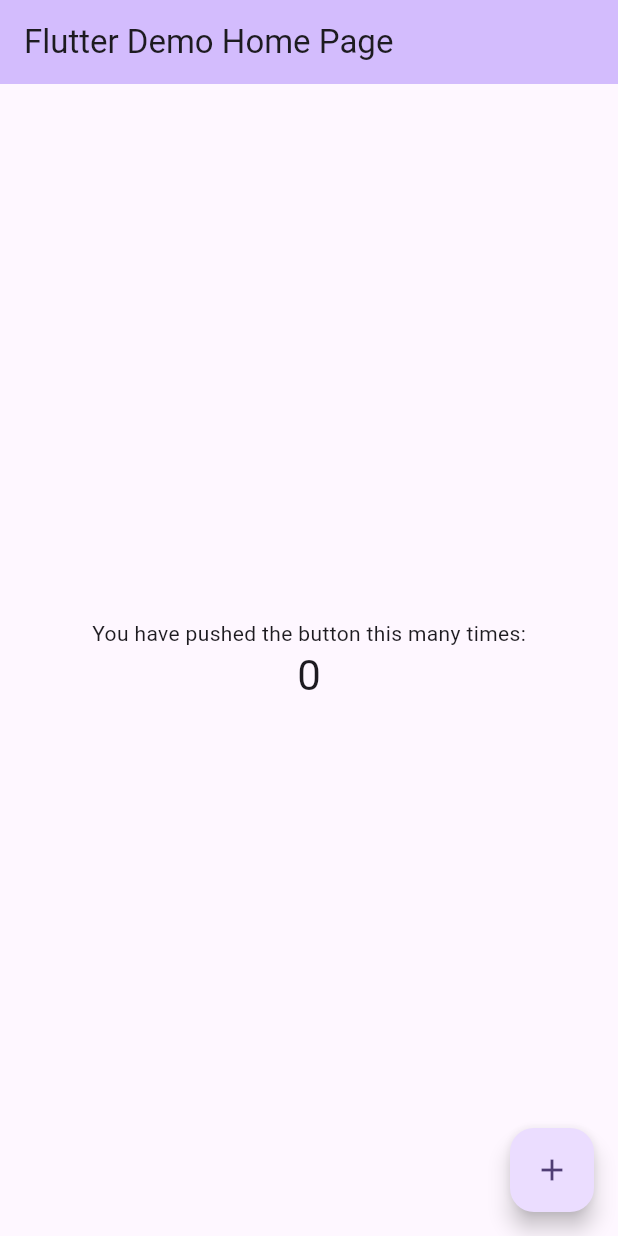
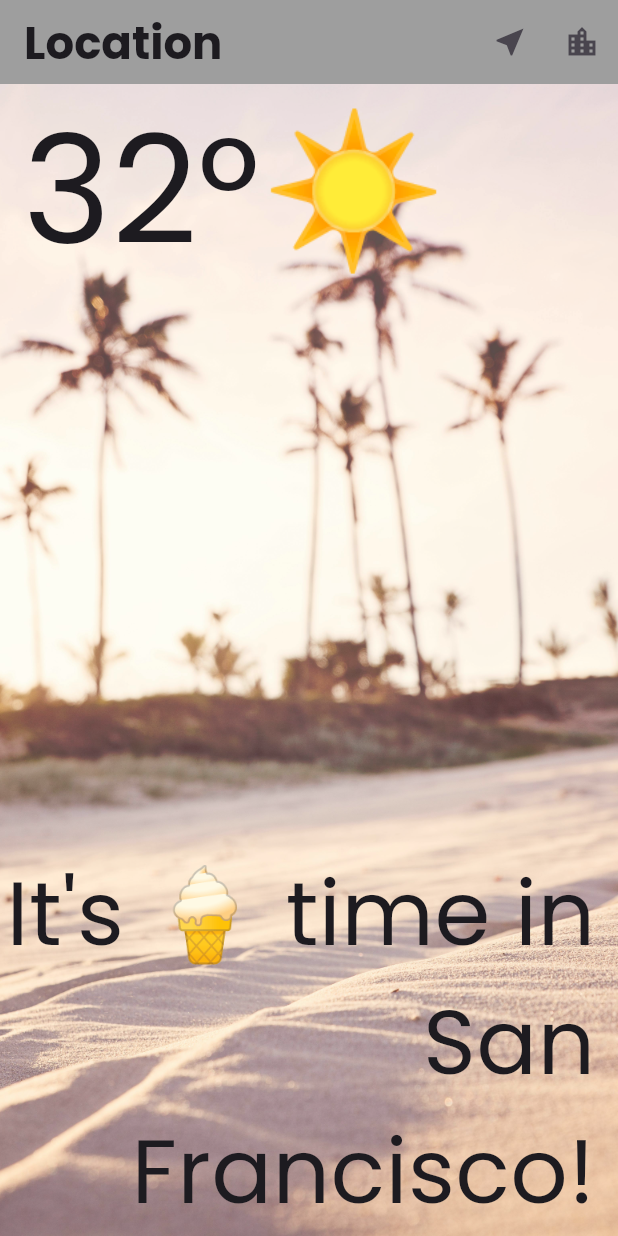
Before and after one commit to Akshat-sGit/Weather, a Flutter app: the screen it shows after launch, on a phone screen of 412 x 824 dp. Run offline on Flutter 3.47's test engine with Material 3 defaults, Android fonts, the phone set to English and light mode, and no system bars; our stand-ins replace google_fonts.

Commit message:
designed the overview of the app

```diff
--- a/lib/main.dart
+++ b/lib/main.dart
@@ -1,4 +1,7 @@
 import 'package:flutter/material.dart';
+// import 'package:weather_app/screens/city_screen.dart';
+import 'package:weather_app/screens/location_screen.dart';
+// import 'package:weather_app/screens/loading_screen.dart';
 
 void main() {
   runApp(const MyApp());
@@ -11,100 +14,12 @@ class MyApp extends StatelessWidget {
   @override
   Widget build(BuildContext context) {
     return MaterialApp(
-      title: 'Flutter Demo',
+      title: 'Weather',
       theme: ThemeData(
         colorScheme: ColorScheme.fromSeed(seedColor: Colors.deepPurple),
         useMaterial3: true,
       ),
-      home: const MyHomePage(title: 'Flutter Demo Home Page'),
+      home: const LocationScreen(),
     );
   }
 }
-
-class MyHomePage extends StatefulWidget {
-  const MyHomePage({super.key, required this.title});
-
-  // This widget is the home page of your application. It is stateful, meaning
-  // that it has a State object (defined below) that contains fields that affect
-  // how it looks.
-
-  // This class is the configuration for the state. It holds the values (in this
-  // case the title) provided by the parent (in this case the App widget) and
-  // used by the build method of the State. Fields in a Widget subclass are
-  // always marked "final".
-
-  final String title;
-
-  @override
-  State<MyHomePage> createState() => _MyHomePageState();
-}
-
-class _MyHomePageState extends State<MyHomePage> {
-  int _counter = 0;
-
-  void _incrementCounter() {
-    setState(() {
-      // This call to setState tells the Flutter framework that something has
-      // changed in this State, which causes it to rerun the build method below
-      // so that the display can reflect the updated values. If we changed
-      // _counter without calling setState(), then the build method would not be
-      // called again, and so nothing would appear to happen.
-      _counter++;
-    });
-  }
-
-  @override
-  Widget build(BuildContext context) {
-    // This method is rerun every time setState is called, for instance as done
-    // by the _incrementCounter method above.
-    //
-    // The Flutter framework has been optimized to make rerunning build methods
-    // fast, so that you can just rebuild anything that needs updating rather
-    // than having to individually change instances of widgets.
-    return Scaffold(
-      appBar: AppBar(
-        // TRY THIS: Try changing the color here to a specific color (to
-        // Colors.amber, perhaps?) and trigger a hot reload to see the AppBar
-        // change color while the other colors stay the same.
-        backgroundColor: Theme.of(context).colorScheme.inversePrimary,
-        // Here we take the value from the MyHomePage object that was created by
-        // the App.build method, and use it to set our appbar title.
-        title: Text(widget.title),
-      ),
-      body: Center(
-        // Center is a layout widget. It takes a single child and positions it
-        // in the middle of the parent.
-        child: Column(
-          // Column is also a layout widget. It takes a list of children and
-          // arranges them vertically. By default, it sizes itself to fit its
-          // children horizontally, and tries to be as tall as its parent.
-          //
-          // Column has various properties to control how it sizes itself and
-          // how it positions its children. Here we use mainAxisAlignment to
-          // center the children vertically; the main axis here is the vertical
-          // axis because Columns are vertical (the cross axis would be
-          // horizontal).
-          //
-          // TRY THIS: Invoke "debug painting" (choose the "Toggle Debug Paint"
-          // action in the IDE, or press "p" in the console), to see the
-          // wireframe for each widget.
-          mainAxisAlignment: MainAxisAlignment.center,
-          children: <Widget>[
-            const Text(
-              'You have pushed the button this many times:',
-            ),
-            Text(
-              '$_counter',
-              style: Theme.of(context).textTheme.headlineMedium,
-            ),
-          ],
-        ),
-      ),
-      floatingActionButton: FloatingActionButton(
-        onPressed: _incrementCounter,
-        tooltip: 'Increment',
-        child: const Icon(Icons.add),
-      ), // This trailing comma makes auto-formatting nicer for build methods.
-    );
-  }
-}
--- /dev/null
+++ b/lib/screens/location_screen.dart
@@ -0,0 +1,67 @@
+import 'package:flutter/material.dart';
+import 'package:weather_app/utils/constants.dart';
+
+class LocationScreen extends StatefulWidget {
+  const LocationScreen({super.key});
+
+  @override
+  State<LocationScreen> createState() => _LocationScreenState();
+}
+
+class _LocationScreenState extends State<LocationScreen> {
+  @override
+  Widget build(BuildContext context) {
+    return Scaffold(
+      appBar: AppBar(
+        backgroundColor: Colors.grey,
+        title: Text("Location", style: kHeadingStyle,),
+        actions: [
+          IconButton(onPressed: () {}, icon: const Icon(Icons.near_me)),
+          IconButton(onPressed: () {}, icon:const Icon(Icons.location_city))
+        ],
+      ),
+      body: Container(
+        decoration: BoxDecoration(
+          image: DecorationImage(
+            image:const AssetImage('images/location_background.jpg'),
+            fit: BoxFit.cover,
+            colorFilter: ColorFilter.mode(
+                Colors.white.withOpacity(0.8), BlendMode.dstATop),
+          ),
+        ),
+        constraints:const  BoxConstraints.expand(),
+        child: SafeArea(
+          child: Column(
+            mainAxisAlignment: MainAxisAlignment.spaceBetween,
+            crossAxisAlignment: CrossAxisAlignment.stretch,
+            children: <Widget>[
+              Padding(
+                padding:const EdgeInsets.only(left: 15.0),
+                child: Row(
+                  children: <Widget>[
+                    Text(
+                      '32°',
+                      style: kTempTextStyle,
+                    ),
+                    Text(
+                      '☀️',
+                      style: kConditionTextStyle,
+                    ),
+                  ],
+                ),
+              ),
+              Padding(
+                padding:const EdgeInsets.only(right: 15.0),
+                child: Text(
+                  "It's 🍦 time in San Francisco!",
+                  textAlign: TextAlign.right,
+                  style: kMessageTextStyle,
+                ),
+              ),
+            ],
+          ),
+        ),
+      ),
+    );
+  }
+}
--- a/lib/utils/constants.dart
+++ b/lib/utils/constants.dart
@@ -11,6 +11,11 @@ TextStyle kMessageTextStyle = GoogleFonts.poppins(
 
 TextStyle kButtonTextStyle = GoogleFonts.poppins(
   fontSize: 30.0,
+);
+
+TextStyle kHeadingStyle = GoogleFonts.poppins(
+  fontSize: 30.0,
+  fontWeight: FontWeight.bold,
 );
 
 TextStyle kConditionTextStyle = GoogleFonts.poppins(
--- a/pubspec.yaml
+++ b/pubspec.yaml
@@ -60,9 +60,9 @@ flutter:
   uses-material-design: true
 
   # To add assets to your application, add an assets section, like this:
-  # assets:
-  #   - images/a_dot_burr.jpeg
-  #   - images/a_dot_ham.jpeg
+  assets:
+    - images/city_background.jpg
+    - images/location_background.jpg
 
   # An image asset can refer to one or more resolution-specific "variants", see
   # https://flutter.dev/assets-and-images/#resolution-aware
```
Also changed, not shown: lib/screens/city_screen.dart (added, +49 -0 lines), lib/screens/loading_screen.dart (added, +24 -0 lines), lib/services/weather.dart (added, +33 -0 lines), images/city_background.jpg (added), images/location_background.jpg (added).
